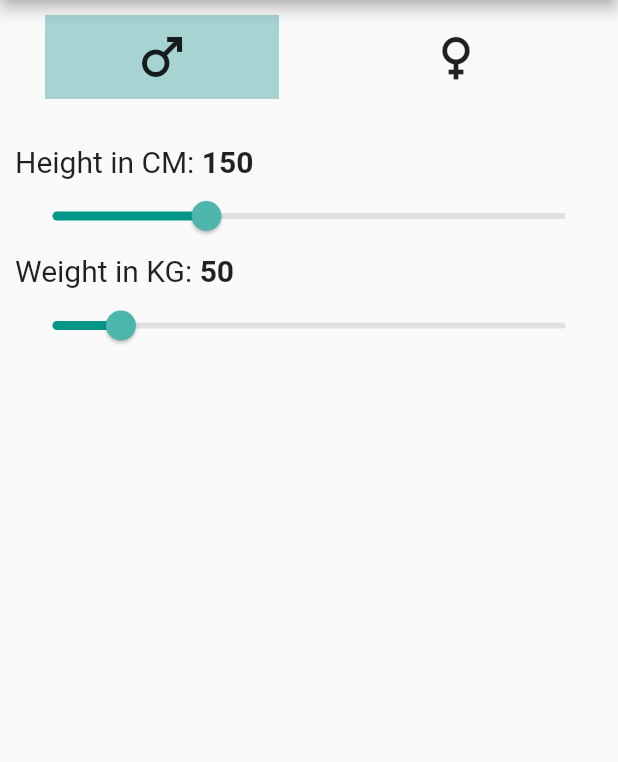
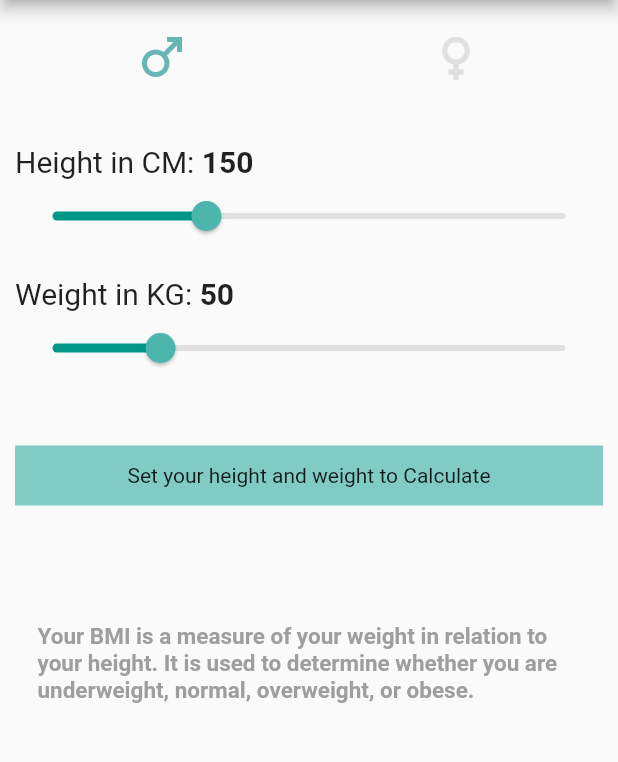
Before and after one commit to satyajeetramnit/Flutter-Journey, a Flutter app: the screen it shows after launch, on a phone screen of 412 x 824 dp, the part 84-846 px from its top. Run offline on Flutter 3.47's test engine with Material 2 defaults, Android fonts, the phone set to English and light mode, and no system bars; our stand-ins replace audioplayers, charts_flutter, fluttertoast.

Commit message:
BMI Update

```diff
--- a/Epik/bmi_calculator/lib/bottom_button.dart
+++ b/Epik/bmi_calculator/lib/bottom_button.dart
@@ -12,7 +12,7 @@ class BottomButton extends StatelessWidget {
       onTap: onTap(),
       child: Container(
         child: Center(child: Text(buttonTitle)),
-        color: Colors.teal[300],
+        color: Colors.teal[200],
         margin: EdgeInsets.only(top: 10.0),
         padding: EdgeInsets.all(8.0),
         width: double.infinity,
--- a/Epik/bmi_calculator/lib/main.dart
+++ b/Epik/bmi_calculator/lib/main.dart
@@ -1,3 +1,4 @@
+import 'package:bmi_calculator/bottom_button.dart';
 import 'package:flutter/material.dart';
 import 'package:fluttertoast/fluttertoast.dart';
 
@@ -30,8 +31,8 @@ class _HomePageState extends State<HomePage> {
     return Expanded(
       child: Container(
         margin: const EdgeInsets.symmetric(horizontal: 20),
-        color: currentIndex == index ? iconColor : Colors.transparent,
         child: IconButton(
+          color: currentIndex == index ? iconColor : Colors.grey[300],
           icon: icon,
           iconSize: 40,
           focusColor: currentIndex == index ? Colors.white : iconColor,
@@ -43,18 +44,20 @@ class _HomePageState extends State<HomePage> {
     );
   }
 
-  String bmiCalculation() {
+  String bmiCalculation(double height, double weight) {
     double result = weight / ((height / 100) * (height / 100));
     String b = result.toStringAsFixed(2);
     String bmi = '';
     if (result >= 25) {
-      bmi = 'Overweight: \nYou have a higher than normal body weight. Try to exercise more!';
+      bmi =
+          'Overweight: \nYou have a higher than normal body weight. Try to exercise more!';
     } else if (result > 18.5) {
       bmi = 'Normal: \nYou have a normal body weight. Good job!';
     } else {
-      bmi = 'Underweight: \nYou have a lower than normal body weight. You can eat a bit more!';
+      bmi =
+          'Underweight: \nYou have a lower than normal body weight. You can eat a bit more!';
     }
-    finalBMI="Your BMI is $b,\n$bmi";
+    finalBMI = "Your BMI is $b,\n$bmi";
     return finalBMI;
   }
 
@@ -76,8 +79,7 @@ class _HomePageState extends State<HomePage> {
                   timeInSecForIosWeb: 1,
                   backgroundColor: Colors.teal,
                   textColor: Colors.white,
-                fontSize: 16.0
-              );
+                  fontSize: 16.0);
               setState(() {
                 currentIndex = 0;
                 height = 150;
@@ -87,40 +89,35 @@ class _HomePageState extends State<HomePage> {
             },
           ),
           IconButton(
-            onPressed: (){
+              onPressed: () {
                 //TODO : Set Alarm
                 Fluttertoast.showToast(
-                msg: "Alarm Set",
+                    msg: "Set your own Alarm",
                     toastLength: Toast.LENGTH_SHORT,
                     gravity: ToastGravity.BOTTOM,
                     timeInSecForIosWeb: 1,
                     backgroundColor: Colors.teal,
                     textColor: Colors.white,
-                fontSize: 16.0
-              );
+                    fontSize: 16.0);
               },
               icon: const Icon(
                 Icons.alarm,
                 color: Colors.white,
-              )
-            ),
+              )),
         ],
       ),
       body: SingleChildScrollView(
         padding: const EdgeInsets.all(10),
-        child: Column(
-          children: [
-            Row(
-              children:[
-                radioButton(const Icon(Icons.male_sharp),Color.fromARGB(90, 16, 140, 140) ,0),
-                radioButton(const Icon(Icons.female_sharp), Color.fromARGB(79, 255, 64, 128), 1),
-              ]
-            ),
-
+        child: Column(children: [
+          Row(children: [
+            radioButton(const Icon(Icons.male_sharp),
+                Color.fromARGB(159, 16, 140, 140), 0),
+            radioButton(const Icon(Icons.female_sharp),
+                Color.fromARGB(137, 255, 64, 128), 1),
+          ]),
           const SizedBox(
             height: 30,
           ),
-
           Row(
             children: [
               const Text(
@@ -139,7 +136,6 @@ class _HomePageState extends State<HomePage> {
               )
             ],
           ),
-
           SliderTheme(
               data: SliderTheme.of(context).copyWith(
                 activeTrackColor: Colors.teal,
@@ -158,9 +154,10 @@ class _HomePageState extends State<HomePage> {
                 value: height.toDouble(),
                 min: 120,
                 max: 220,
-              )
+              )),
+          const SizedBox(
+            height: 15,
           ),
-
           Row(
             children: [
               const Text(
@@ -179,7 +176,6 @@ class _HomePageState extends State<HomePage> {
               )
             ],
           ),
-
           SliderTheme(
             data: SliderTheme.of(context).copyWith(
               activeTrackColor: Colors.teal,
@@ -196,12 +192,55 @@ class _HomePageState extends State<HomePage> {
                 });
               },
               value: weight.toDouble(),
-                min: 30,
-                max: 180,
-              )
-            )
-          ]
+              min: 10,
+              max: 200,
             ),
+          ),
+
+          const SizedBox(
+            height: 30,
+          ),
+
+          BottomButton(
+              onTap: () {
+                // print("Button Called.");
+                bmiCalculation(height.toDouble(), weight.toDouble());
+              },
+              buttonTitle: "Set your height and weight to Calculate",
+            ),
+
+          const SizedBox(
+            height: 20,
+          ),
+
+          Container(
+            padding: const EdgeInsets.all(15),
+            child: Column(
+              children: [
+                Text(
+                  finalBMI,
+                  style: const TextStyle(
+                    fontSize: 20,
+                    fontWeight: FontWeight.bold,
+                  ),
+                ),
+
+                const SizedBox(
+                  height: 20,
+                ),
+
+                const Text(
+                  'Your BMI is a measure of your weight in relation to your height. It is used to determine whether you are underweight, normal, overweight, or obese.',
+                  style: TextStyle(
+                    fontSize: 15,
+                    fontWeight: FontWeight.bold,
+                    color: Colors.grey,
+                  ),
+                ),
+              ],
+            ),
+          ),
+        ]),
       ),
     );
   }
```
Lines whose indentation alone changed are shown as unchanged.
